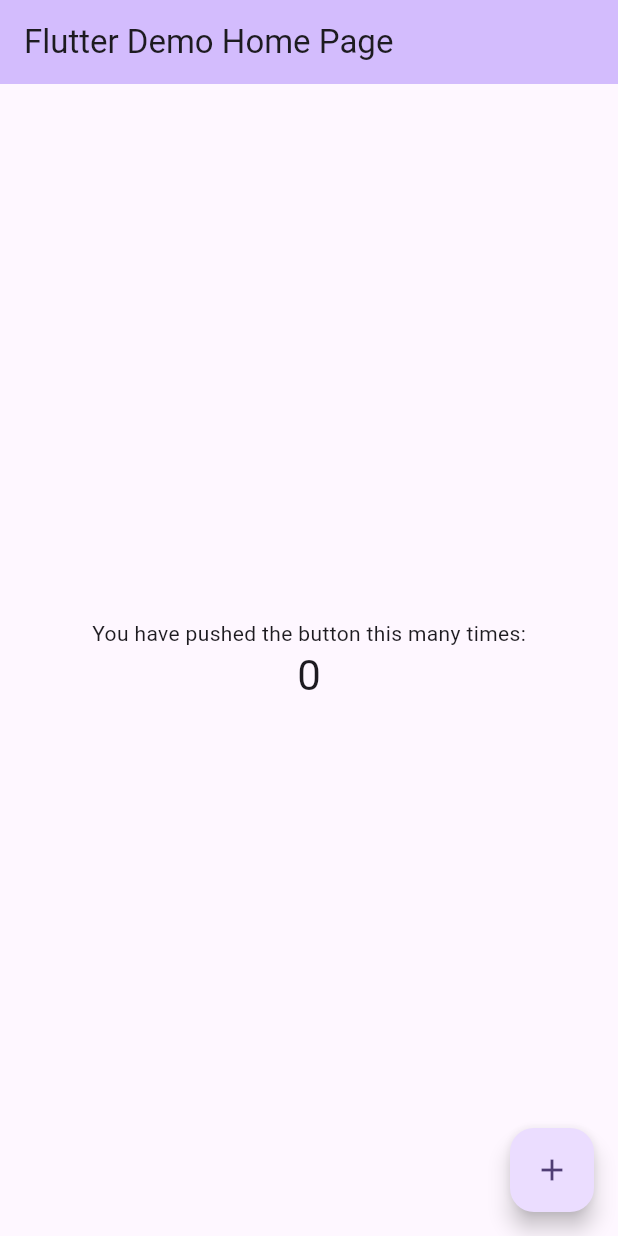
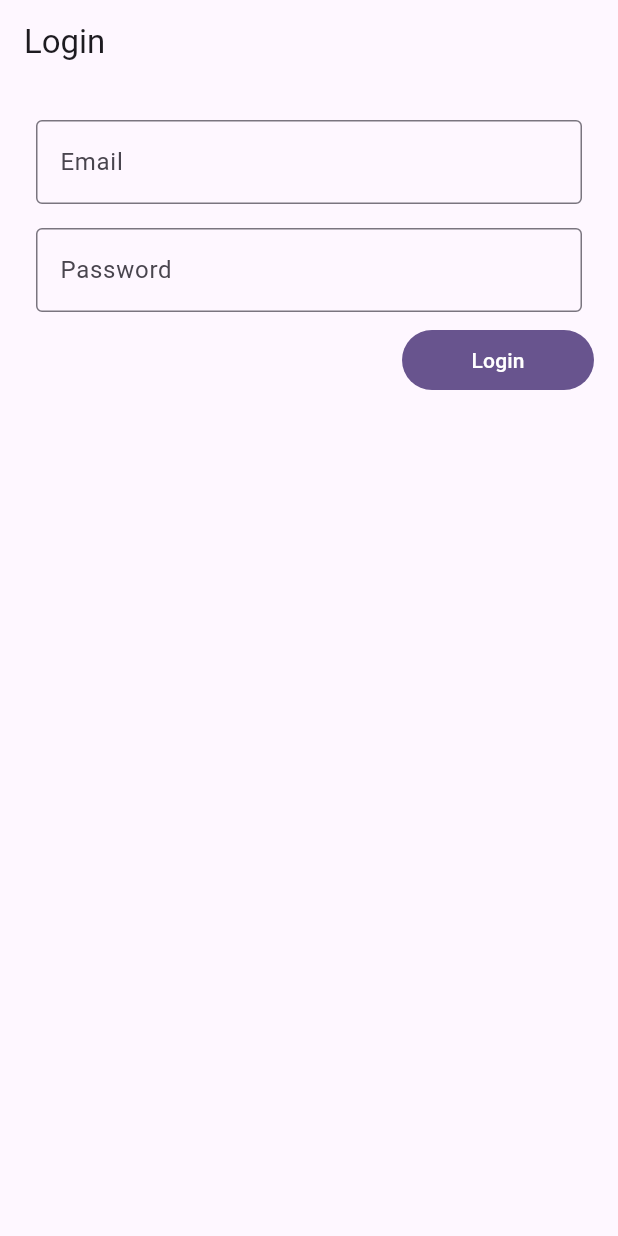
Before and after one commit to anxdre/DolanFlutterApp, a Flutter app: the screen it shows after launch, on a phone screen of 412 x 824 dp. Run offline on Flutter 3.47's test engine with Material 3 defaults, Android fonts, the phone set to English and light mode, and no system bars.

Commit message:
add pages

```diff
--- a/lib/main.dart
+++ b/lib/main.dart
@@ -1,3 +1,4 @@
+import 'package:dolan/pages/auth/LoginPage.dart';
 import 'package:flutter/material.dart';
 
 void main() {
@@ -76,50 +77,53 @@ class _MyHomePageState extends State<MyHomePage> {
     // The Flutter framework has been optimized to make rerunning build methods
     // fast, so that you can just rebuild anything that needs updating rather
     // than having to individually change instances of widgets.
-    return Scaffold(
-      appBar: AppBar(
-        // TRY THIS: Try changing the color here to a specific color (to
-        // Colors.amber, perhaps?) and trigger a hot reload to see the AppBar
-        // change color while the other colors stay the same.
-        backgroundColor: Theme.of(context).colorScheme.inversePrimary,
-        // Here we take the value from the MyHomePage object that was created by
-        // the App.build method, and use it to set our appbar title.
-        title: Text(widget.title),
-      ),
-      body: Center(
-        // Center is a layout widget. It takes a single child and positions it
-        // in the middle of the parent.
-        child: Column(
-          // Column is also a layout widget. It takes a list of children and
-          // arranges them vertically. By default, it sizes itself to fit its
-          // children horizontally, and tries to be as tall as its parent.
-          //
-          // Column has various properties to control how it sizes itself and
-          // how it positions its children. Here we use mainAxisAlignment to
-          // center the children vertically; the main axis here is the vertical
-          // axis because Columns are vertical (the cross axis would be
-          // horizontal).
-          //
-          // TRY THIS: Invoke "debug painting" (choose the "Toggle Debug Paint"
-          // action in the IDE, or press "p" in the console), to see the
-          // wireframe for each widget.
-          mainAxisAlignment: MainAxisAlignment.center,
-          children: <Widget>[
-            const Text(
-              'You have pushed the button this many times:',
-            ),
-            Text(
-              '$_counter',
-              style: Theme.of(context).textTheme.headlineMedium,
-            ),
-          ],
-        ),
-      ),
-      floatingActionButton: FloatingActionButton(
-        onPressed: _incrementCounter,
-        tooltip: 'Increment',
-        child: const Icon(Icons.add),
-      ), // This trailing comma makes auto-formatting nicer for build methods.
-    );
+
+    return LoginPage();
+
+    // return Scaffold(
+    //   appBar: AppBar(
+    //     // TRY THIS: Try changing the color here to a specific color (to
+    //     // Colors.amber, perhaps?) and trigger a hot reload to see the AppBar
+    //     // change color while the other colors stay the same.
+    //     backgroundColor: Theme.of(context).colorScheme.inversePrimary,
+    //     // Here we take the value from the MyHomePage object that was created by
+    //     // the App.build method, and use it to set our appbar title.
+    //     title: Text(widget.title),
+    //   ),
+    //   body: Center(
+    //     // Center is a layout widget. It takes a single child and positions it
+    //     // in the middle of the parent.
+    //     child: Column(
+    //       // Column is also a layout widget. It takes a list of children and
+    //       // arranges them vertically. By default, it sizes itself to fit its
+    //       // children horizontally, and tries to be as tall as its parent.
+    //       //
+    //       // Column has various properties to control how it sizes itself and
+    //       // how it positions its children. Here we use mainAxisAlignment to
+    //       // center the children vertically; the main axis here is the vertical
+    //       // axis because Columns are vertical (the cross axis would be
+    //       // horizontal).
+    //       //
+    //       // TRY THIS: Invoke "debug painting" (choose the "Toggle Debug Paint"
+    //       // action in the IDE, or press "p" in the console), to see the
+    //       // wireframe for each widget.
+    //       mainAxisAlignment: MainAxisAlignment.center,
+    //       children: <Widget>[
+    //         const Text(
+    //           'You have pushed the button this many times:',
+    //         ),
+    //         Text(
+    //           '$_counter',
+    //           style: Theme.of(context).textTheme.headlineMedium,
+    //         ),
+    //       ],
+    //     ),
+    //   ),
+    //   floatingActionButton: FloatingActionButton(
+    //     onPressed: _incrementCounter,
+    //     tooltip: 'Increment',
+    //     child: const Icon(Icons.add),
+    //   ), // This trailing comma makes auto-formatting nicer for build methods.
+    // );
   }
 }
--- /dev/null
+++ b/lib/pages/auth/LoginPage.dart
@@ -0,0 +1,46 @@
+import 'package:flutter/material.dart';
+
+class LoginPage extends StatefulWidget {
+  const LoginPage({super.key});
+
+  @override
+  State<StatefulWidget> createState() => _LoginPage();
+}
+
+class _LoginPage extends State<LoginPage> {
+  @override
+  Widget build(BuildContext context) {
+    return Scaffold(
+      appBar: AppBar(title: Text("Login")),
+      body: Center(
+        child: Padding(
+          padding: const EdgeInsets.all(16.0),
+          child: Column(
+            children: [
+              Padding(
+                padding: const EdgeInsets.all(8.0),
+                child: TextField(
+                  decoration: InputDecoration(
+                    border: OutlineInputBorder(),
+                    labelText: 'Email',
+                  ),
+                ),
+              ),
+              Padding(
+                padding: const EdgeInsets.all(8.0),
+                child: TextField(
+                  obscureText: true,
+                  decoration: InputDecoration(
+                    border: OutlineInputBorder(),
+                    labelText: 'Password',
+                  ),
+                ),
+              ),
+              Container(alignment: Alignment.centerRight, child: SizedBox(width:128.0,child: FilledButton(onPressed: (){}, child: const Text('Login')))),
+            ],
+          ),
+        ),
+      ),
+    );
+  }
+}
```
Also changed, not shown: lib/pages/auth/RegisterPage.dart (added, +15 -0 lines), lib/pages/main/BuatJadwalPage.dart (added, +15 -0 lines), lib/pages/main/CariPage.dart (added, +15 -0 lines), lib/pages/main/JadwalPage.dart (added, +15 -0 lines), lib/pages/main/ProfilPage.dart (added, +15 -0 lines), pubspec.lock.
